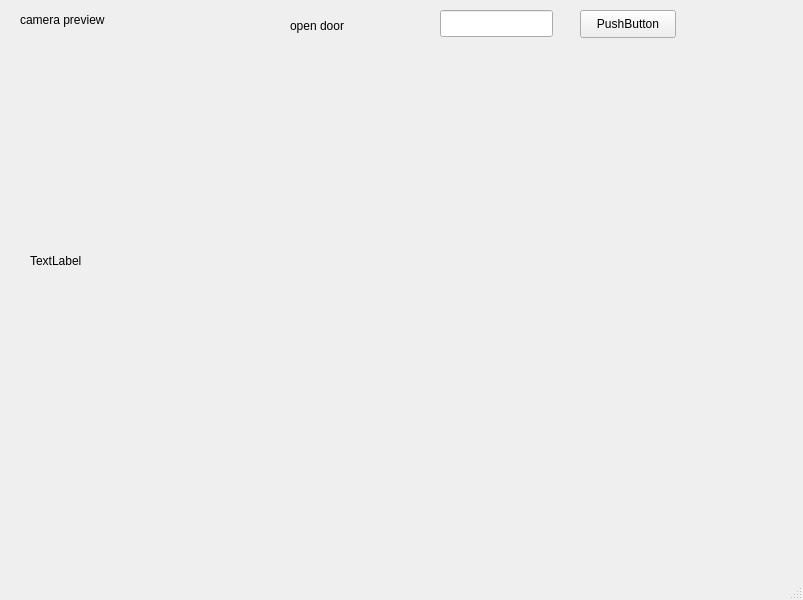
Above: mainwindow.ui from yu-cheng0822/face before the change. Below: the same form after it.
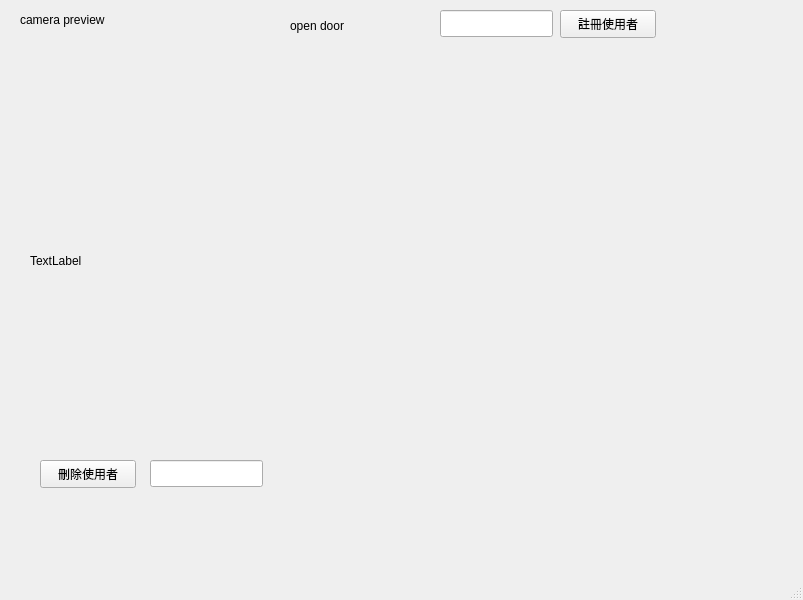
That is the form after the change.

What changed in the file:
```diff
--- a/mainwindow.ui
+++ b/mainwindow.ui
@@ -66,14 +66,37 @@
    <widget class="QPushButton" name="pushButton_register">
     <property name="geometry">
      <rect>
-      <x>580</x>
+      <x>560</x>
       <y>10</y>
       <width>96</width>
       <height>28</height>
      </rect>
     </property>
     <property name="text">
-     <string>PushButton</string>
+     <string>註冊使用者</string>
+    </property>
+   </widget>
+   <widget class="QPushButton" name="pushButton_DELETE">
+    <property name="geometry">
+     <rect>
+      <x>40</x>
+      <y>460</y>
+      <width>96</width>
+      <height>28</height>
+     </rect>
+    </property>
+    <property name="text">
+     <string>刪除使用者</string>
+    </property>
+   </widget>
+   <widget class="QLineEdit" name="lineEdit_DELETNAME">
+    <property name="geometry">
+     <rect>
+      <x>150</x>
+      <y>460</y>
+      <width>113</width>
+      <height>27</height>
+     </rect>
     </property>
    </widget>
   </widget>
```
